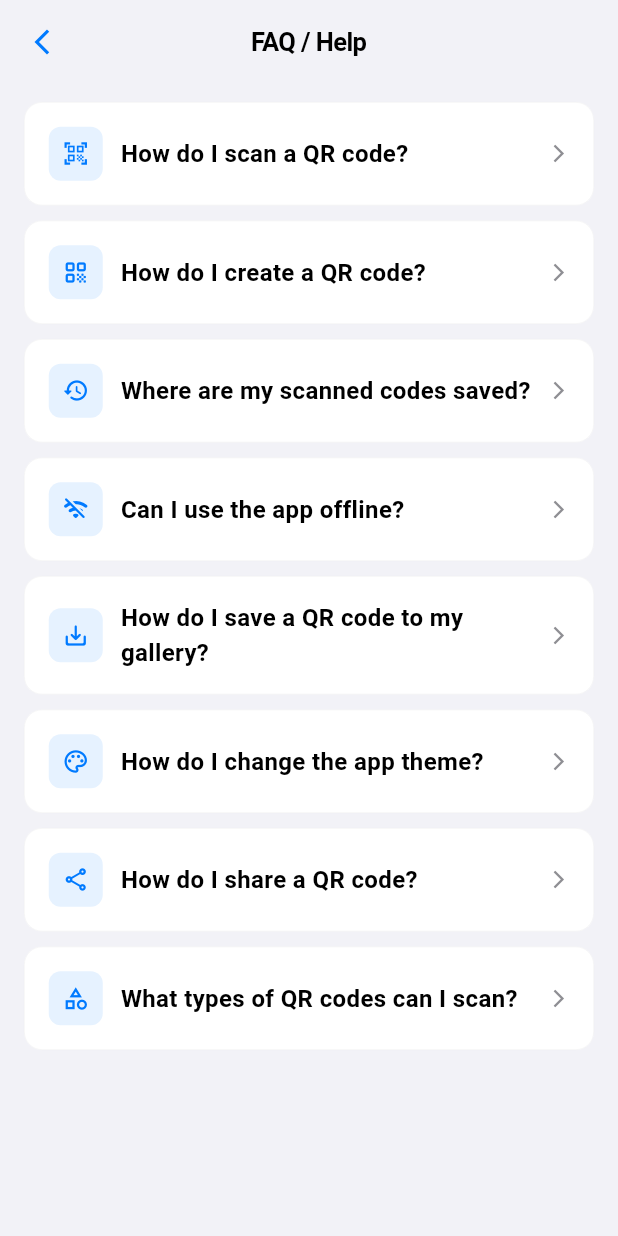
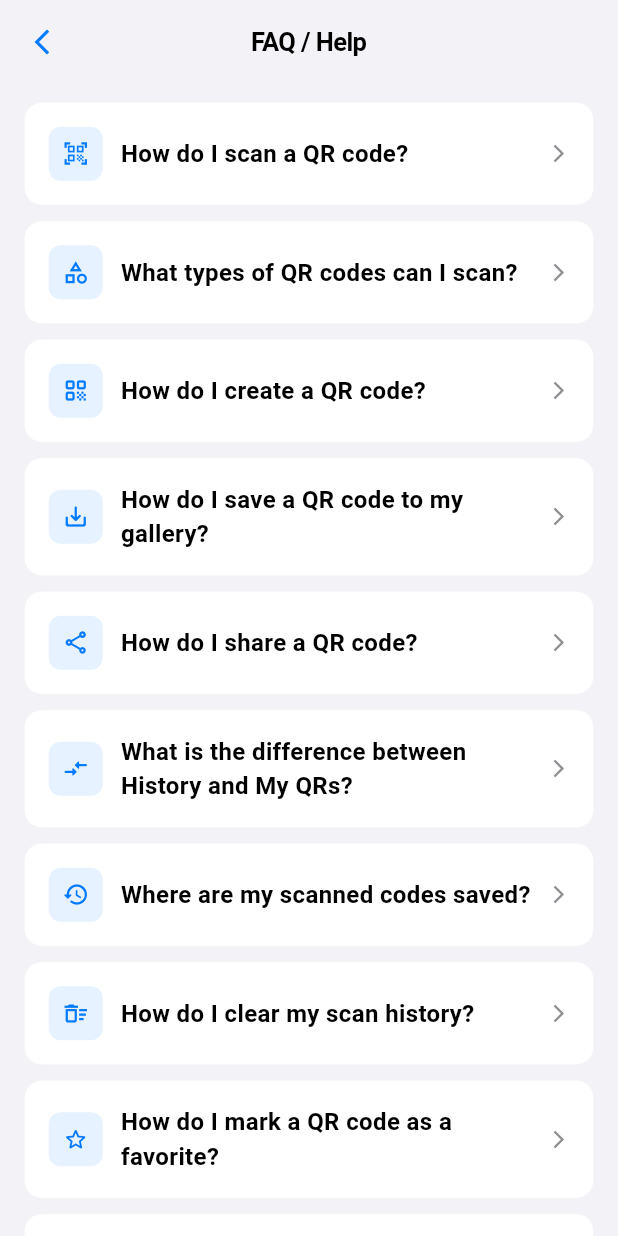
Before and after one commit to profysoftai/qr_generator_scanner, a Flutter app: the FaqHelpScreen screen opened directly, on a phone screen of 412 x 824 dp. Run offline on Flutter 3.47's test engine with Material 3 defaults, Android fonts, the phone set to English and light mode, and no system bars; our stand-ins replace connectivity_plus, device_info_plus, permission_handler, qr_flutter, share_plus, shared_preferences; missing offline and left inert: mobile_scanner; accounts and stored records are empty.

Commit message:
Update faq_help_screen.dart

```diff
--- a/lib/features/settings/faq_help_screen.dart
+++ b/lib/features/settings/faq_help_screen.dart
@@ -6,15 +6,38 @@ class FaqHelpScreen extends StatelessWidget {
   const FaqHelpScreen({super.key});
 
   static const _faqs = [
+    // ── Scanning ──────────────────────────────────────────────
     (
       'How do I scan a QR code?',
       'Go to the Scan tab, point your camera at a QR code, and the app will automatically detect and read it.',
       Icons.qr_code_scanner,
     ),
     (
+      'What types of QR codes can I scan?',
+      'The app can scan URLs, emails, phone numbers, Wi-Fi credentials, and plain text encoded in QR format.',
+      Icons.category_outlined,
+    ),
+    // ── Generating ──────────────────────────────────────────────
+    (
       'How do I create a QR code?',
       'Navigate to the Generate tab, type any text or URL, and tap "Generate QR Code". You can then share or save it.',
       Icons.qr_code_rounded,
+    ),
+    (
+      'How do I save a QR code to my gallery?',
+      'After generating a QR code, tap the "Save to Gallery" button. The app will ask for storage permission if needed.',
+      Icons.save_alt_rounded,
+    ),
+    (
+      'How do I share a QR code?',
+      'After generating a QR code, tap the "Share" button to send it via any app on your device.',
+      Icons.share_outlined,
+    ),
+    // ── Managing (History & My QRs) ──────────────────────────────
+    (
+      'What is the difference between History and My QRs?',
+      'The "History" tab automatically logs the QR codes you scan. The "My QRs" tab saves all the custom QR codes you generate.',
+      Icons.compare_arrows_rounded,
     ),
     (
       'Where are my scanned codes saved?',
@@ -22,29 +45,35 @@ class FaqHelpScreen extends StatelessWidget {
       Icons.history_rounded,
     ),
     (
+      'How do I clear my scan history?',
+      'Navigate to the History tab and tap the trash icon in the top right corner to permanently clear all your scanned codes.',
+      Icons.delete_sweep_outlined,
+    ),
+    (
+      'How do I mark a QR code as a favorite?',
+      'In either the History or My QRs tab, tap the star icon next to any QR code. You can filter the lists to only show favorites.',
+      Icons.star_border_rounded,
+    ),
+    (
+      'How do I search for a past scan?',
+      'Go to the History tab and use the search bar at the top to quickly find specific codes by their content.',
+      Icons.search_rounded,
+    ),
+    // ── General ────────────────────────────────────────────────
+    (
       'Can I use the app offline?',
       'Yes! QR code generation and scanning work completely offline. An internet connection is only needed to open scanned URLs.',
       Icons.wifi_off_rounded,
     ),
     (
-      'How do I save a QR code to my gallery?',
-      'After generating a QR code, tap the "Save to Gallery" button. The app will ask for storage permission if needed.',
-      Icons.save_alt_rounded,
+      'Why does the app need Camera and Storage permissions?',
+      'Camera access is strictly required for scanning codes in real time. Storage access is only needed if you choose to save an image to your gallery.',
+      Icons.admin_panel_settings_outlined,
     ),
     (
       'How do I change the app theme?',
       'Go to Settings → Appearance → Theme and choose between System, Light, or Dark mode.',
       Icons.palette_outlined,
-    ),
-    (
-      'How do I share a QR code?',
-      'After generating a QR code, tap the "Share" button to send it via any app on your device.',
-      Icons.share_outlined,
-    ),
-    (
-      'What types of QR codes can I scan?',
-      'The app can scan URLs, emails, phone numbers, Wi-Fi credentials, and plain text encoded in QR format.',
-      Icons.category_outlined,
     ),
   ];
 
```
